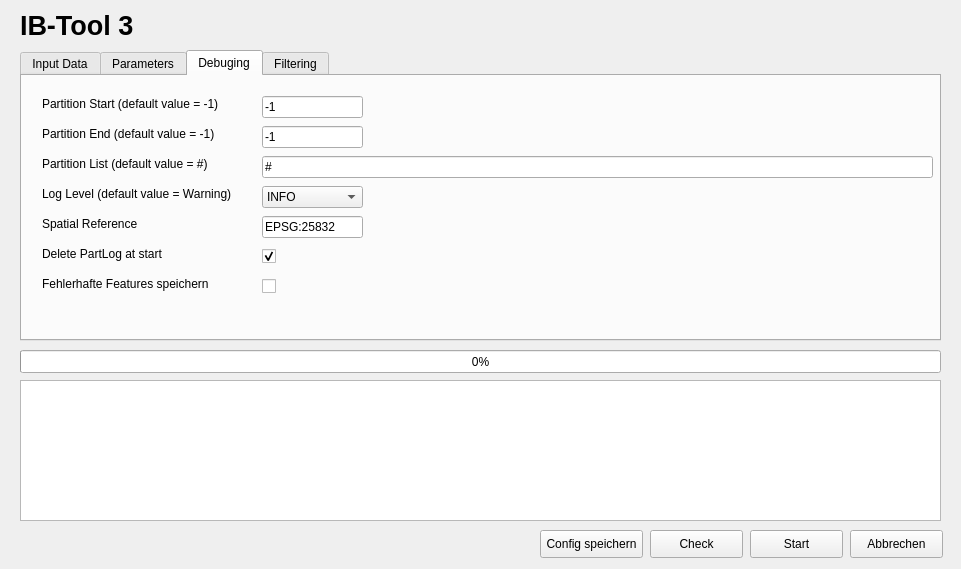
Old version of the form ibtool/ibtool_dialog_base.ui in the repository IB-Tool/IB-Tool-3.
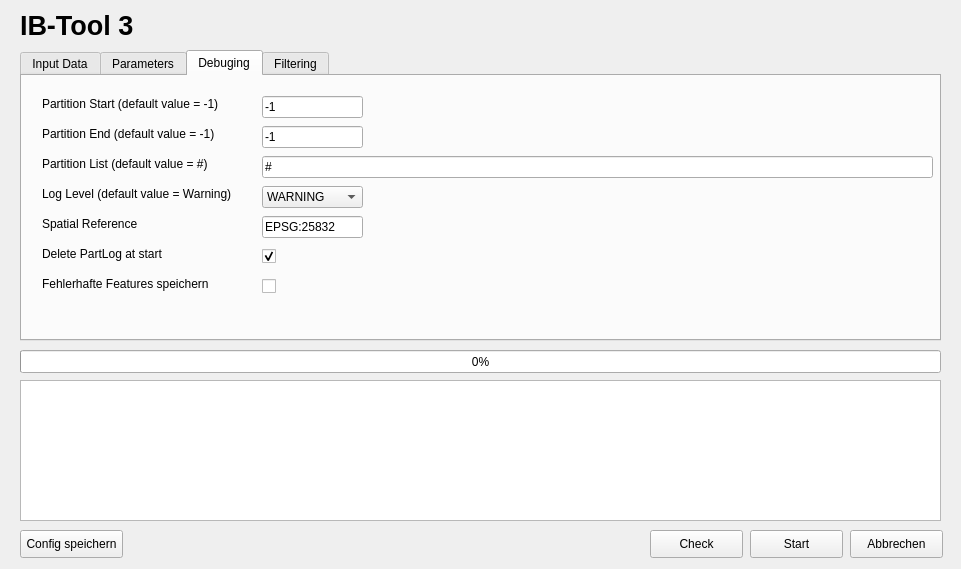
New version of the form. The open tabs and pages were chosen to show the change.

Commit message: Update UI: adjust warning defaults and reposition SaveConfig button

The edit to the form file:
```diff
--- a/ibtool/ibtool_dialog_base.ui
+++ b/ibtool/ibtool_dialog_base.ui
@@ -621,10 +621,10 @@
       </rect>
      </property>
      <property name="currentText">
-      <string>INFO</string>
+      <string>WARNING</string>
      </property>
      <property name="currentIndex">
-      <number>3</number>
+      <number>0</number>
      </property>
      <item>
       <property name="text">
@@ -883,7 +883,7 @@
   <widget class="QPushButton" name="SaveConfigButton">
    <property name="geometry">
     <rect>
-     <x>540</x>
+     <x>20</x>
      <y>530</y>
      <width>103</width>
      <height>28</height>
```
